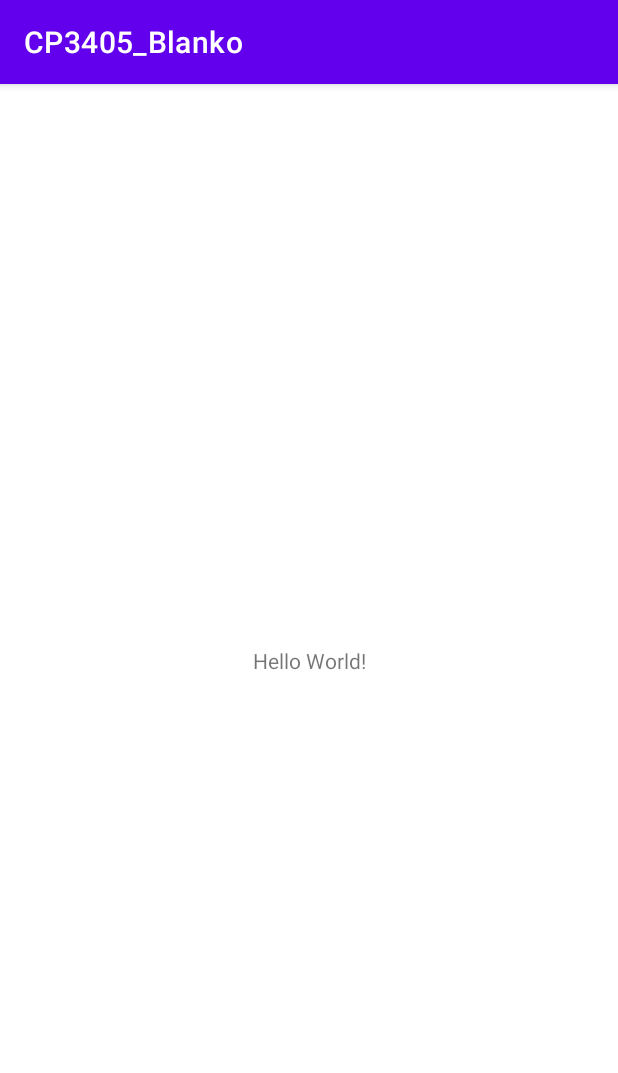
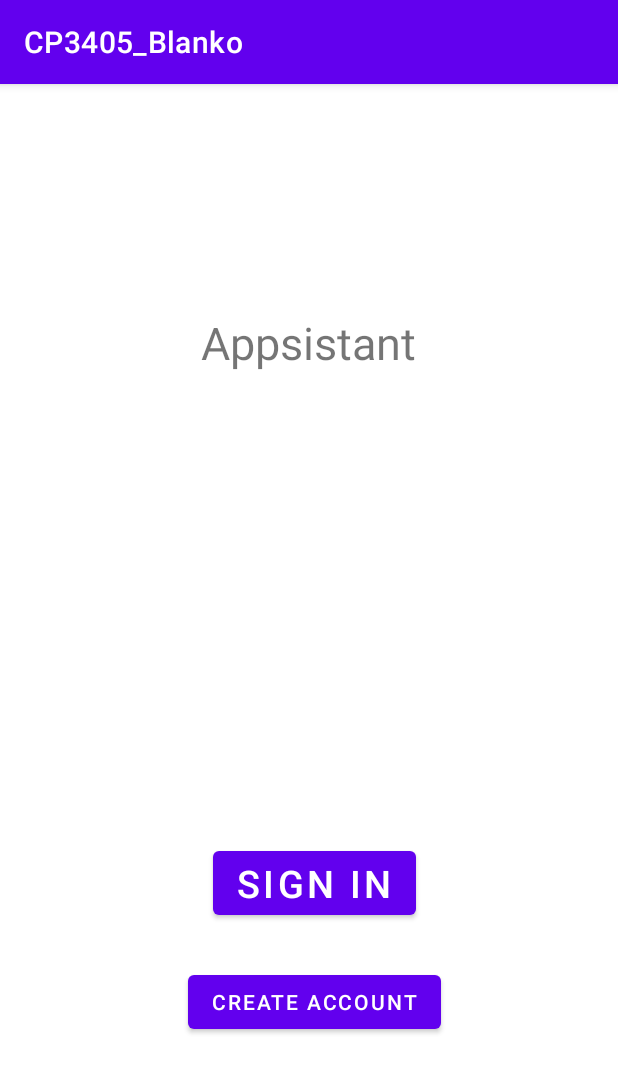
Before and after one commit to Hayden-Bailey/CP3405_Blanko_Part2, an Android app: the screen it shows after launch (MainActivity), on a phone screen of 412 x 824 dp. Shown: the top 1073 px of the screen. Run offline under Robolectric (Android 15) with nearby library versions, the phone set to English and light mode, and no system bars.

Commit message:
Add initial sign in page

```diff
--- a/app/src/main/res/layout/activity_main.xml
+++ b/app/src/main/res/layout/activity_main.xml
@@ -4,15 +4,43 @@
     xmlns:tools="http://schemas.android.com/tools"
     android:layout_width="match_parent"
     android:layout_height="match_parent"
+    android:orientation="vertical"
     tools:context=".MainActivity">
 
     <TextView
+        android:id="@+id/logo"
         android:layout_width="wrap_content"
         android:layout_height="wrap_content"
-        android:text="Hello World!"
-        app:layout_constraintBottom_toBottomOf="parent"
-        app:layout_constraintLeft_toLeftOf="parent"
-        app:layout_constraintRight_toRightOf="parent"
+        android:layout_marginTop="152dp"
+        android:text="@string/appsistant"
+        android:textSize="30sp"
+        app:layout_constraintEnd_toEndOf="parent"
+        app:layout_constraintHorizontal_bias="0.498"
+        app:layout_constraintStart_toStartOf="parent"
         app:layout_constraintTop_toTopOf="parent" />
 
+
+    <Button
+        android:id="@+id/button2"
+        android:layout_width="wrap_content"
+        android:layout_height="wrap_content"
+        android:layout_marginBottom="208dp"
+        android:text="@string/sign_in"
+        android:textSize="25sp"
+        app:layout_constraintBottom_toBottomOf="parent"
+        app:layout_constraintEnd_toEndOf="parent"
+        app:layout_constraintHorizontal_bias="0.514"
+        app:layout_constraintStart_toStartOf="parent" />
+
+    <Button
+        android:id="@+id/button3"
+        android:layout_width="wrap_content"
+        android:layout_height="wrap_content"
+        android:layout_marginBottom="132dp"
+        android:text="@string/create_account"
+        app:layout_constraintBottom_toBottomOf="parent"
+        app:layout_constraintEnd_toEndOf="parent"
+        app:layout_constraintHorizontal_bias="0.516"
+        app:layout_constraintStart_toStartOf="parent" />
+
 </androidx.constraintlayout.widget.ConstraintLayout>
--- a/app/src/main/res/values/strings.xml
+++ b/app/src/main/res/values/strings.xml
@@ -1,3 +1,6 @@
 <resources>
     <string name="app_name">CP3405_Blanko</string>
+    <string name="sign_in">Sign In</string>
+    <string name="appsistant">Appsistant</string>
+    <string name="create_account">Create Account</string>
 </resources>
```
